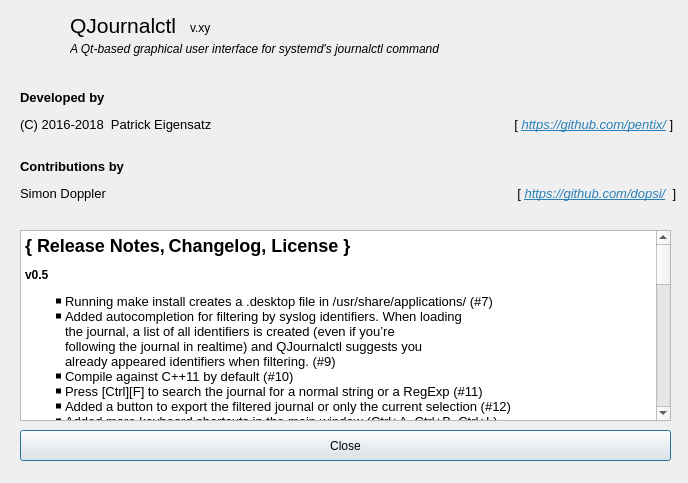
First picture: the form in ui/aboutdialog.ui, repository pentix/qjournalctl, before the edit.
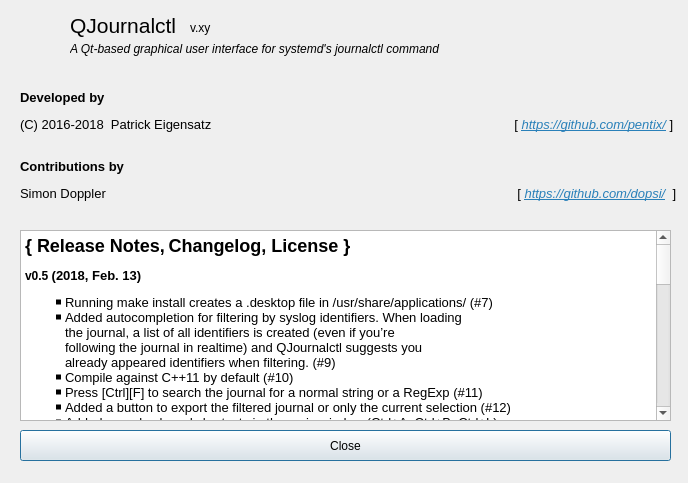
Second picture: the form after the edit. Icons and pictures are not drawn.

Commit message: QJournalctl: v0.5 release

```diff
--- a/ui/aboutdialog.ui
+++ b/ui/aboutdialog.ui
@@ -161,29 +161,29 @@
 p, li { white-space: pre-wrap; }
 &lt;/style&gt;&lt;/head&gt;&lt;body style=&quot; font-family:'Noto Sans'; font-size:10pt; font-weight:400; font-style:normal;&quot;&gt;
 &lt;p style=&quot; margin-top:16px; margin-bottom:12px; margin-left:0px; margin-right:0px; -qt-block-indent:0; text-indent:0px;&quot;&gt;&lt;a name=&quot;Changelog_0&quot;&gt;&lt;/a&gt;&lt;span style=&quot; font-size:x-large; font-weight:600;&quot;&gt;{&lt;/span&gt;&lt;span style=&quot; font-size:x-large; font-weight:600;&quot;&gt; Release Notes,&lt;/span&gt;&lt;span style=&quot; font-weight:600;&quot;&gt; &lt;/span&gt;&lt;span style=&quot; font-size:x-large; font-weight:600;&quot;&gt;Changelog, License }&lt;/span&gt;&lt;/p&gt;
-&lt;p style=&quot; margin-top:12px; margin-bottom:12px; margin-left:0px; margin-right:0px; -qt-block-indent:0; text-indent:0px;&quot;&gt;&lt;a name=&quot;v05_2&quot;&gt;&lt;/a&gt;&lt;span style=&quot; font-size:medium; font-weight:600;&quot;&gt;v&lt;/span&gt;&lt;span style=&quot; font-size:medium; font-weight:600;&quot;&gt;0.5&lt;/span&gt;&lt;/p&gt;
+&lt;p style=&quot; margin-top:12px; margin-bottom:12px; margin-left:0px; margin-right:0px; -qt-block-indent:0; text-indent:0px;&quot;&gt;&lt;a name=&quot;v05_2&quot;&gt;&lt;/a&gt;&lt;span style=&quot; font-size:medium; font-weight:600;&quot;&gt;v&lt;/span&gt;&lt;span style=&quot; font-size:medium; font-weight:600;&quot;&gt;0.5 &lt;/span&gt;&lt;span style=&quot; font-weight:600;&quot;&gt;(2018, Feb. 13)&lt;/span&gt;&lt;/p&gt;
 &lt;ul type=&quot;square&quot; style=&quot;margin-top: 0px; margin-bottom: 0px; margin-left: 0px; margin-right: 0px; -qt-list-indent: 1;&quot;&gt;&lt;li style=&quot; margin-top:0px; margin-bottom:0px; margin-left:0px; margin-right:0px; -qt-block-indent:0; text-indent:0px;&quot;&gt;Running &lt;span style=&quot; font-family:'Noto Mono';&quot;&gt;make install&lt;/span&gt; creates a .desktop file in &lt;span style=&quot; font-family:'Noto Mono';&quot;&gt;/usr/share/applications/&lt;/span&gt; (#7)&lt;/li&gt;
 &lt;li style=&quot; margin-top:0px; margin-bottom:0px; margin-left:0px; margin-right:0px; -qt-block-indent:0; text-indent:0px;&quot;&gt;Added autocompletion for filtering by syslog identifiers. When loading&lt;br /&gt;the journal, a list of all identifiers is created (even if you’re&lt;br /&gt;following the journal in realtime) and QJournalctl suggests you&lt;br /&gt;already appeared identifiers when filtering. (#9)&lt;/li&gt;
 &lt;li style=&quot; margin-top:0px; margin-bottom:0px; margin-left:0px; margin-right:0px; -qt-block-indent:0; text-indent:0px;&quot;&gt;Compile against C++11 by default (#10)&lt;/li&gt;
 &lt;li style=&quot; margin-top:0px; margin-bottom:0px; margin-left:0px; margin-right:0px; -qt-block-indent:0; text-indent:0px;&quot;&gt;Press [Ctrl][F] to search the journal for a normal string or a RegExp (#11)&lt;/li&gt;
 &lt;li style=&quot; margin-top:0px; margin-bottom:0px; margin-left:0px; margin-right:0px; -qt-block-indent:0; text-indent:0px;&quot;&gt;Added a button to export the filtered journal or only the current selection (#12)&lt;/li&gt;
 &lt;li style=&quot; margin-top:0px; margin-bottom:0px; margin-left:0px; margin-right:0px; -qt-block-indent:0; text-indent:0px;&quot;&gt;Added more keyboard shortcuts in the main window (Ctrl+A, Ctrl+B, Ctrl+L)&lt;/li&gt;&lt;/ul&gt;
-&lt;p style=&quot; margin-top:12px; margin-bottom:12px; margin-left:0px; margin-right:0px; -qt-block-indent:0; text-indent:0px;&quot;&gt;&lt;a name=&quot;v04_14&quot;&gt;&lt;/a&gt;&lt;span style=&quot; font-size:medium; font-weight:600;&quot;&gt;v&lt;/span&gt;&lt;span style=&quot; font-size:medium; font-weight:600;&quot;&gt;0.4&lt;/span&gt;&lt;/p&gt;
+&lt;p style=&quot; margin-top:12px; margin-bottom:12px; margin-left:0px; margin-right:0px; -qt-block-indent:0; text-indent:0px;&quot;&gt;&lt;a name=&quot;v04_14&quot;&gt;&lt;/a&gt;&lt;span style=&quot; font-size:medium; font-weight:600;&quot;&gt;v&lt;/span&gt;&lt;span style=&quot; font-size:medium; font-weight:600;&quot;&gt;0.4 &lt;/span&gt;&lt;span style=&quot; font-weight:600;&quot;&gt;(2017, Oct. 22)&lt;/span&gt;&lt;/p&gt;
 &lt;ul type=&quot;square&quot; style=&quot;margin-top: 0px; margin-bottom: 0px; margin-left: 0px; margin-right: 0px; -qt-list-indent: 1;&quot;&gt;&lt;li style=&quot; margin-top:0px; margin-bottom:0px; margin-left:0px; margin-right:0px; -qt-block-indent:0; text-indent:0px;&quot;&gt;Added the possibility to reverse the journalctl output&lt;/li&gt;
 &lt;li style=&quot; margin-top:0px; margin-bottom:0px; margin-left:0px; margin-right:0px; -qt-block-indent:0; text-indent:0px;&quot;&gt;Display the log size additionally in bytes&lt;/li&gt;
 &lt;li style=&quot; margin-top:0px; margin-bottom:0px; margin-left:0px; margin-right:0px; -qt-block-indent:0; text-indent:0px;&quot;&gt;Added this changelog to the about dialog&lt;/li&gt;&lt;/ul&gt;
-&lt;p style=&quot; margin-top:12px; margin-bottom:12px; margin-left:0px; margin-right:0px; -qt-block-indent:0; text-indent:0px;&quot;&gt;&lt;a name=&quot;v03_20&quot;&gt;&lt;/a&gt;&lt;span style=&quot; font-size:medium; font-weight:600;&quot;&gt;v&lt;/span&gt;&lt;span style=&quot; font-size:medium; font-weight:600;&quot;&gt;0.3&lt;/span&gt;&lt;/p&gt;
+&lt;p style=&quot; margin-top:12px; margin-bottom:12px; margin-left:0px; margin-right:0px; -qt-block-indent:0; text-indent:0px;&quot;&gt;&lt;a name=&quot;v03_20&quot;&gt;&lt;/a&gt;&lt;span style=&quot; font-size:medium; font-weight:600;&quot;&gt;v&lt;/span&gt;&lt;span style=&quot; font-size:medium; font-weight:600;&quot;&gt;0.3 &lt;/span&gt;&lt;span style=&quot; font-weight:600;&quot;&gt;(2016, Sep. 17)&lt;/span&gt;&lt;/p&gt;
 &lt;ul type=&quot;square&quot; style=&quot;margin-top: 0px; margin-bottom: 0px; margin-left: 0px; margin-right: 0px; -qt-list-indent: 1;&quot;&gt;&lt;li style=&quot; margin-top:0px; margin-bottom:0px; margin-left:0px; margin-right:0px; -qt-block-indent:0; text-indent:0px;&quot;&gt;Show an error message if no boots were found (#2)&lt;/li&gt;
 &lt;li style=&quot; margin-top:0px; margin-bottom:0px; margin-left:0px; margin-right:0px; -qt-block-indent:0; text-indent:0px;&quot;&gt;Implemented a “Show current boot” button (#3)&lt;/li&gt;
 &lt;li style=&quot; margin-top:0px; margin-bottom:0px; margin-left:0px; margin-right:0px; -qt-block-indent:0; text-indent:0px;&quot;&gt;UI improvements&lt;/li&gt;&lt;/ul&gt;
-&lt;p style=&quot; margin-top:12px; margin-bottom:12px; margin-left:0px; margin-right:0px; -qt-block-indent:0; text-indent:0px;&quot;&gt;&lt;a name=&quot;v021_26&quot;&gt;&lt;/a&gt;&lt;span style=&quot; font-size:medium; font-weight:600;&quot;&gt;v&lt;/span&gt;&lt;span style=&quot; font-size:medium; font-weight:600;&quot;&gt;0.21&lt;/span&gt;&lt;/p&gt;
+&lt;p style=&quot; margin-top:12px; margin-bottom:12px; margin-left:0px; margin-right:0px; -qt-block-indent:0; text-indent:0px;&quot;&gt;&lt;a name=&quot;v021_26&quot;&gt;&lt;/a&gt;&lt;span style=&quot; font-size:medium; font-weight:600;&quot;&gt;v&lt;/span&gt;&lt;span style=&quot; font-size:medium; font-weight:600;&quot;&gt;0.21 &lt;/span&gt;&lt;span style=&quot; font-weight:600;&quot;&gt;(2016, Aug. 28)&lt;/span&gt;&lt;/p&gt;
 &lt;ul type=&quot;square&quot; style=&quot;margin-top: 0px; margin-bottom: 0px; margin-left: 0px; margin-right: 0px; -qt-list-indent: 1;&quot;&gt;&lt;li style=&quot; margin-top:0px; margin-bottom:0px; margin-left:0px; margin-right:0px; -qt-block-indent:0; text-indent:0px;&quot;&gt;Created a icon for QJournalctl&lt;/li&gt;
 &lt;li style=&quot; margin-top:0px; margin-bottom:0px; margin-left:0px; margin-right:0px; -qt-block-indent:0; text-indent:0px;&quot;&gt;Add a quit shortcut and the corresponding menu item (#1)&lt;/li&gt;
 &lt;li style=&quot; margin-top:0px; margin-bottom:0px; margin-left:0px; margin-right:0px; -qt-block-indent:0; text-indent:0px;&quot;&gt;Mentioned the contributions of @dopsi&lt;/li&gt;&lt;/ul&gt;
-&lt;p style=&quot; margin-top:12px; margin-bottom:12px; margin-left:0px; margin-right:0px; -qt-block-indent:0; text-indent:0px;&quot;&gt;&lt;a name=&quot;v02_32&quot;&gt;&lt;/a&gt;&lt;span style=&quot; font-size:medium; font-weight:600;&quot;&gt;v&lt;/span&gt;&lt;span style=&quot; font-size:medium; font-weight:600;&quot;&gt;0.2&lt;/span&gt;&lt;/p&gt;
+&lt;p style=&quot; margin-top:12px; margin-bottom:12px; margin-left:0px; margin-right:0px; -qt-block-indent:0; text-indent:0px;&quot;&gt;&lt;a name=&quot;v02_32&quot;&gt;&lt;/a&gt;&lt;span style=&quot; font-size:medium; font-weight:600;&quot;&gt;v&lt;/span&gt;&lt;span style=&quot; font-size:medium; font-weight:600;&quot;&gt;0.2 &lt;/span&gt;&lt;span style=&quot; font-weight:600;&quot;&gt;(2016, Aug. 13)&lt;/span&gt;&lt;span style=&quot; font-size:medium; font-weight:600;&quot;&gt; &lt;/span&gt;&lt;/p&gt;
 &lt;ul type=&quot;square&quot; style=&quot;margin-top: 0px; margin-bottom: 0px; margin-left: 0px; margin-right: 0px; -qt-list-indent: 1;&quot;&gt;&lt;li style=&quot; margin-top:0px; margin-bottom:0px; margin-left:0px; margin-right:0px; -qt-block-indent:0; text-indent:0px;&quot;&gt;UI improvements&lt;/li&gt;
 &lt;li style=&quot; margin-top:0px; margin-bottom:0px; margin-left:0px; margin-right:0px; -qt-block-indent:0; text-indent:0px;&quot;&gt;Filtering the journal by identifiers&lt;/li&gt;&lt;/ul&gt;
-&lt;p style=&quot; margin-top:12px; margin-bottom:12px; margin-left:0px; margin-right:0px; -qt-block-indent:0; text-indent:0px;&quot;&gt;&lt;a name=&quot;v01_Initial_Release_37&quot;&gt;&lt;/a&gt;&lt;span style=&quot; font-size:medium; font-weight:600;&quot;&gt;v&lt;/span&gt;&lt;span style=&quot; font-size:medium; font-weight:600;&quot;&gt;0.1 (Initial Release)&lt;/span&gt;&lt;/p&gt;
+&lt;p style=&quot; margin-top:12px; margin-bottom:12px; margin-left:0px; margin-right:0px; -qt-block-indent:0; text-indent:0px;&quot;&gt;&lt;a name=&quot;v01_Initial_Release_37&quot;&gt;&lt;/a&gt;&lt;span style=&quot; font-size:medium; font-weight:600;&quot;&gt;v&lt;/span&gt;&lt;span style=&quot; font-size:medium; font-weight:600;&quot;&gt;0.1 (2016, Aug. 07,  initial release)&lt;/span&gt;&lt;/p&gt;
 &lt;ul type=&quot;square&quot; style=&quot;margin-top: 0px; margin-bottom: 0px; margin-left: 0px; margin-right: 0px; -qt-list-indent: 1;&quot;&gt;&lt;li style=&quot; margin-top:0px; margin-bottom:0px; margin-left:0px; margin-right:0px; -qt-block-indent:0; text-indent:0px;&quot;&gt;Listing all boots&lt;/li&gt;
 &lt;li style=&quot; margin-top:0px; margin-bottom:0px; margin-left:0px; margin-right:0px; -qt-block-indent:0; text-indent:0px;&quot;&gt;Showing the journal of a specific boot&lt;/li&gt;
 &lt;li style=&quot; margin-top:0px; margin-bottom:0px; margin-left:0px; margin-right:0px; -qt-block-indent:0; text-indent:0px;&quot;&gt;Showing the complete journal&lt;/li&gt;
```
The commit also changes 2 other files.
